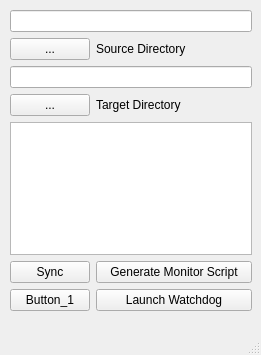
Chillwind132/FileSync_ARS, file ARS.ui: the form before one commit.
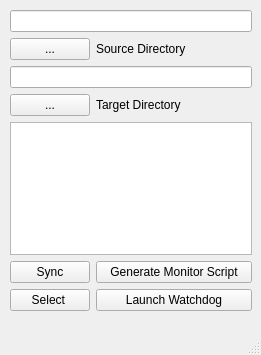
The form after the commit.

What changed in the file:
```diff
--- a/ARS.ui
+++ b/ARS.ui
@@ -68,7 +68,7 @@
      <item row="7" column="0">
       <widget class="QPushButton" name="pushButton_6">
        <property name="text">
-        <string>Button_1</string>
+        <string>Select </string>
        </property>
       </widget>
      </item>
```
